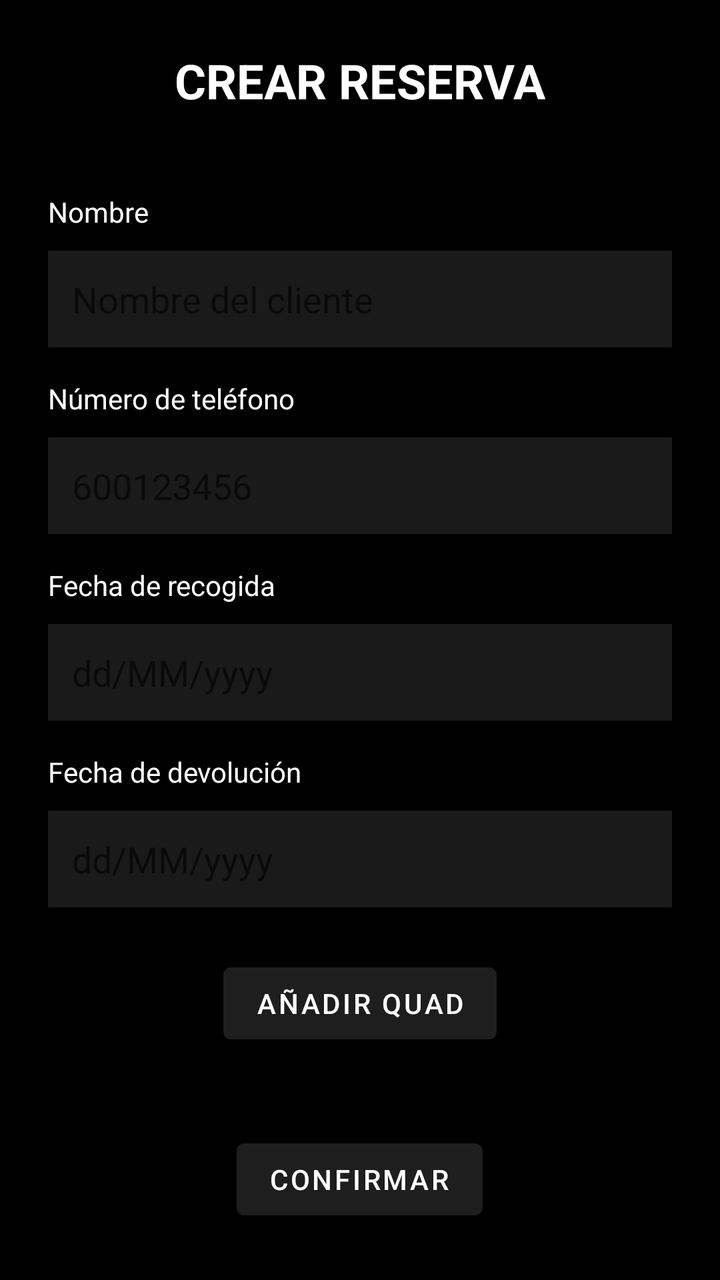
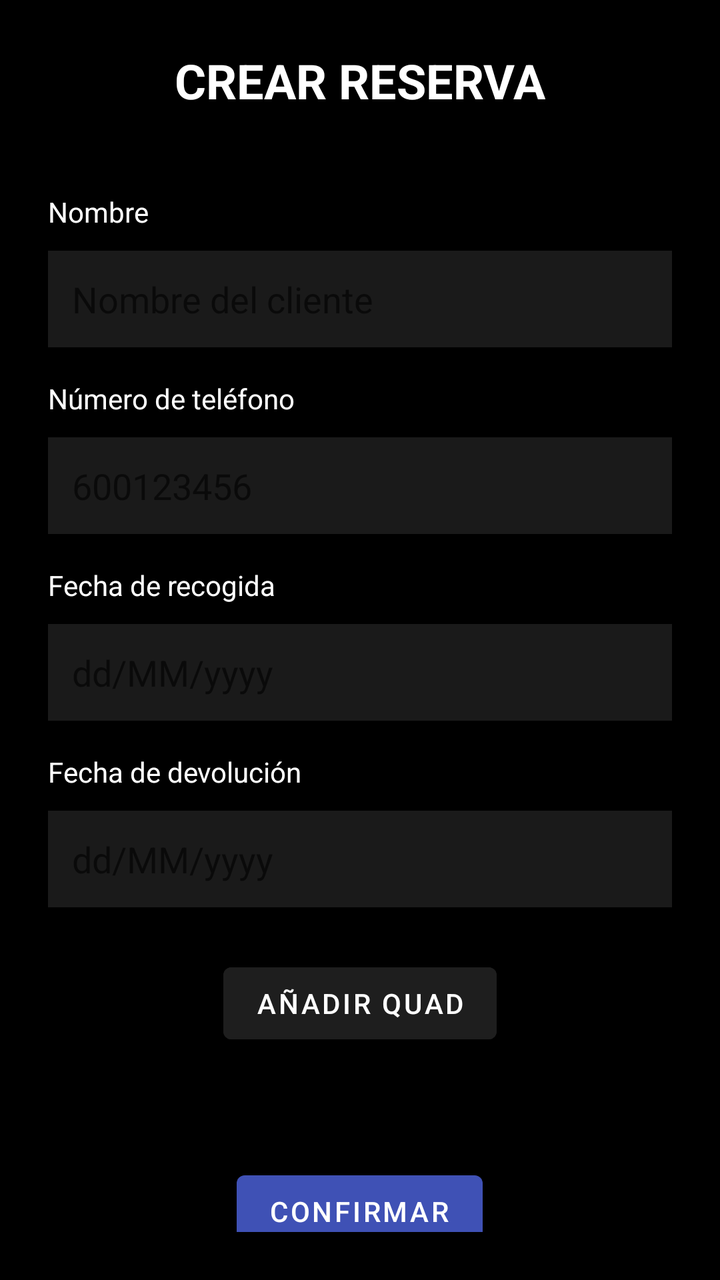

Screens rendered from an Android XML layout before and after an edit, with the pre-edit source and the edit as a unified diff.
<!-- AndroidManifest.xml: application theme AppTheme -->
<!-- res/layout/activity_crear_reservas.xml -->
<?xml version="1.0" encoding="utf-8"?>

<LinearLayout xmlns:android="http://schemas.android.com/apk/res/android"
    android:layout_width="match_parent"
    android:layout_height="match_parent"
    android:orientation="vertical"
    android:gravity="center_horizontal"
    android:background="#000000"
    android:padding="24dp">

    <TextView
        android:layout_width="wrap_content"
        android:layout_height="wrap_content"
        android:text="CREAR RESERVA"
        android:textColor="#FFFFFF"
        android:textSize="24sp"
        android:textStyle="bold"
        android:layout_marginBottom="24dp"/>

    <TextView
        android:layout_width="match_parent"
        android:layout_height="wrap_content"
        android:text="Nombre"
        android:layout_marginTop="16dp"
        android:textColor="#FFFFFF" />

    <EditText
        android:id="@+id/edit_nombre"
        android:layout_width="match_parent"
        android:layout_height="wrap_content"
        android:background="#1A1A1A"
        android:textColor="#FFFFFF"
        android:layout_marginTop="10dp"
        android:padding="12dp"
        android:hint="Nombre del cliente"/>

    <TextView
        android:layout_width="match_parent"
        android:layout_height="wrap_content"
        android:text="Número de teléfono"
        android:layout_marginTop="16dp"
        android:textColor="#FFFFFF" />

    <EditText
        android:id="@+id/edit_numero"
        android:layout_width="match_parent"
        android:layout_height="wrap_content"
        android:background="#1A1A1A"
        android:textColor="#FFFFFF"
        android:layout_marginTop="10dp"
        android:padding="12dp"
        android:inputType="phone"
        android:hint="600123456"/>

    <TextView
        android:layout_width="match_parent"
        android:layout_height="wrap_content"
        android:text="Fecha de recogida"
        android:layout_marginTop="16dp"
        android:textColor="#FFFFFF" />

    <EditText
        android:id="@+id/edit_fecha_recogida"
        android:layout_width="match_parent"
        android:layout_height="wrap_content"
        android:background="#1A1A1A"
        android:textColor="#FFFFFF"
        android:layout_marginTop="10dp"
        android:padding="12dp"
        android:inputType="date"
        android:hint="dd/MM/yyyy"/>

    <TextView
        android:layout_width="match_parent"
        android:layout_height="wrap_content"
        android:text="Fecha de devolución"
        android:layout_marginTop="16dp"
        android:textColor="#FFFFFF" />

    <EditText
        android:id="@+id/edit_fecha_devolucion"
        android:layout_width="match_parent"
        android:layout_height="wrap_content"
        android:background="#1A1A1A"
        android:textColor="#FFFFFF"
        android:layout_marginTop="10dp"
        android:padding="12dp"
        android:inputType="date"
        android:hint="dd/MM/yyyy"/>

    <Button
        android:id="@+id/btnAnadirQuad"
        android:layout_width="wrap_content"
        android:layout_height="wrap_content"
        android:backgroundTint="#1E1E1E"
        android:text="Añadir quad"
        android:layout_marginTop="24dp"
        android:textColor="#FFFFFF" />

    <Button
        android:id="@+id/button_confirmar"
        android:layout_width="wrap_content"
        android:layout_height="wrap_content"
        android:backgroundTint="#1E1E1E"
        android:text="Confirmar"
        android:layout_marginTop="40dp"
        android:textColor="#FFFFFF" />

</LinearLayout>
<!-- resources referenced by this layout -->
<resources>
  <style name="AppTheme" parent="Theme.MaterialComponents.Light.DarkActionBar">
          
          <item name="colorPrimary">@color/colorPrimary</item>
          <item name="colorPrimaryDark">@color/colorPrimaryDark</item>
          <item name="colorAccent">@color/colorAccent</item>
      </style>
  <color name="colorPrimary">#3F51B5</color>
  <color name="colorPrimaryDark">#303F9F</color>
  <color name="colorAccent">#FF4081</color>
</resources>

<!-- the commit's change to res/layout/activity_crear_reservas.xml (unified diff, before → after) -->
@@ -1,6 +1,7 @@
 <?xml version="1.0" encoding="utf-8"?>
 
 <LinearLayout xmlns:android="http://schemas.android.com/apk/res/android"
+    xmlns:tools="http://schemas.android.com/tools"
     android:layout_width="match_parent"
     android:layout_height="match_parent"
     android:orientation="vertical"
@@ -97,13 +98,57 @@
         android:layout_marginTop="24dp"
         android:textColor="#FFFFFF" />
 
+    <androidx.recyclerview.widget.RecyclerView
+        android:id="@+id/recyclerview_quads_seleccionados"
+        android:layout_width="match_parent"
+        android:layout_height="0dp"
+        android:layout_weight="1"
+        android:layout_marginTop="16dp"
+        tools:listitem="@layout/item_quad_seleccionado" />
+
     <Button
         android:id="@+id/button_confirmar"
         android:layout_width="wrap_content"
         android:layout_height="wrap_content"
-        android:backgroundTint="#1E1E1E"
         android:text="Confirmar"
         android:layout_marginTop="40dp"
         android:textColor="#FFFFFF" />
 
 </LinearLayout>
+<!-- res/layout/item_quad_seleccionado.xml (included above) -->
+<?xml version="1.0" encoding="utf-8"?>
+
+<LinearLayout xmlns:android="http://schemas.android.com/apk/res/android"
+    android:layout_width="match_parent"
+    android:layout_height="wrap_content"
+    android:orientation="horizontal"
+    android:padding="8dp"
+    android:background="#000000"
+    android:gravity="center_vertical">
+
+    <TextView
+        android:id="@+id/textview_matricula_seleccionado"
+        android:layout_width="0dp"
+        android:layout_height="wrap_content"
+        android:layout_weight="1"
+        android:text="Matrícula"
+        android:textColor="#FFFFFF"
+        android:textAppearance="?android:attr/textAppearanceMedium" />
+
+
+    <TextView
+        android:id="@+id/textview_tipo_seleccionado"
+        android:layout_width="wrap_content"
+        android:layout_height="wrap_content"
+        android:layout_marginEnd="16dp"
+        android:textColor="#FFFFFF"
+        android:text="Tipo" />
+
+    <Button
+        android:id="@+id/button_eliminar_quad_seleccionado"
+        android:layout_width="wrap_content"
+        android:layout_height="wrap_content"
+        android:backgroundTint="#1E1E1E"
+        android:text="Eliminar" />
+
+</LinearLayout>
